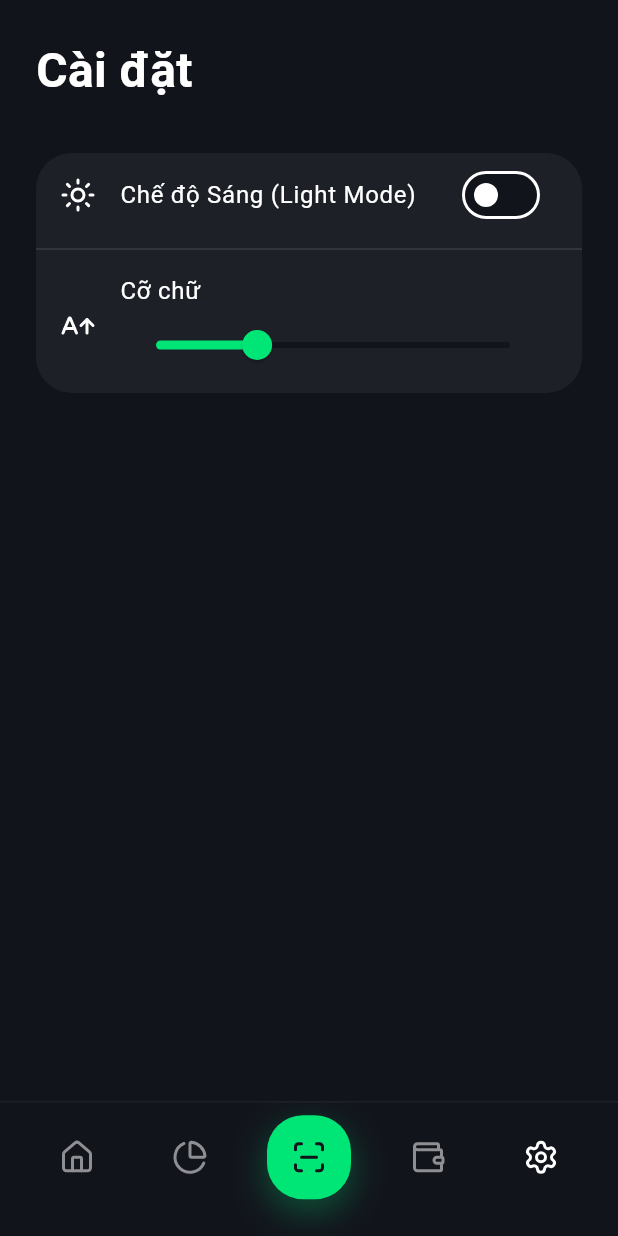
After one commit to trCongThanh/expense_manager_ocr, a Flutter app: the screen it shows after launch, item 5 of the bottom bar chosen, on a phone screen of 412 x 824 dp. The commit adds this screen. Run offline on Flutter 3.47's test engine with Material 3 defaults, Android fonts, the phone set to English and light mode, and no system bars; drawn by our look-alikes of flutter_animate; our stand-ins replace fl_chart, flutter_riverpod, google_generative_ai, hive_flutter, image_picker, lucide_icons_flutter and 2 more; missing offline and left inert: flutter_tesseract_ocr, google_mlkit_text_recognition; accounts and stored records are empty.

Commit message:
feat: Make bottom navigation interactive with Analytics, Wallet and Settings screens

```diff
--- a/lib/features/dashboard/dashboard_screen.dart
+++ b/lib/features/dashboard/dashboard_screen.dart
@@ -20,9 +20,7 @@ class DashboardScreen extends ConsumerWidget {
       backgroundColor: const Color(0xFF12141C),
       body: SafeArea(
         bottom: false,
-        child: Stack(
-          children: [
-            CustomScrollView(
+        child: CustomScrollView(
           physics: const BouncingScrollPhysics(),
           slivers: [
             _buildHeader(ref, isPrivacyMode),
@@ -31,9 +29,6 @@ class DashboardScreen extends ConsumerWidget {
             const SliverToBoxAdapter(
               child: SizedBox(height: 120),
             ),
-              ],
-            ),
-            _buildGlassBottomNav(context),
           ],
         ),
       ),
--- /dev/null
+++ b/lib/features/dashboard/main_screen.dart
@@ -0,0 +1,183 @@
+import 'dart:ui';
+import 'package:flutter/material.dart';
+import 'package:flutter_riverpod/flutter_riverpod.dart';
+import 'package:lucide_icons_flutter/lucide_icons.dart';
+import 'package:flutter_animate/flutter_animate.dart';
+import '../ocr/ocr_scanner_screen.dart';
+import 'dashboard_screen.dart';
+
+// Screens tạm thời
+class AnalyticsScreen extends StatelessWidget {
+  const AnalyticsScreen({super.key});
+  @override
+  Widget build(BuildContext context) => const Center(child: Text('Màn hình Phân tích (Analytics)', style: TextStyle(color: Colors.white, fontSize: 20)));
+}
+
+class WalletScreen extends StatelessWidget {
+  const WalletScreen({super.key});
+  @override
+  Widget build(BuildContext context) => const Center(child: Text('Màn hình Ví (Wallet)', style: TextStyle(color: Colors.white, fontSize: 20)));
+}
+
+// Provider quản lý chế độ (Demo)
+final lightModeProvider = StateProvider<bool>((ref) => false);
+final textSizeProvider = StateProvider<double>((ref) => 1.0);
+
+class SettingsScreen extends ConsumerWidget {
+  const SettingsScreen({super.key});
+  @override
+  Widget build(BuildContext context, WidgetRef ref) {
+    final isLight = ref.watch(lightModeProvider);
+    final textScale = ref.watch(textSizeProvider);
+
+    return SafeArea(
+      child: Padding(
+        padding: const EdgeInsets.all(24.0),
+        child: Column(
+          crossAxisAlignment: CrossAxisAlignment.start,
+          children: [
+            const Text('Cài đặt', style: TextStyle(color: Colors.white, fontSize: 32, fontWeight: FontWeight.bold)),
+            const SizedBox(height: 32),
+            Container(
+              decoration: BoxDecoration(
+                color: Colors.white.withOpacity(0.05),
+                borderRadius: BorderRadius.circular(24),
+              ),
+              child: Column(
+                children: [
+                  SwitchListTile(
+                    title: Text('Chế độ Sáng (Light Mode)', style: TextStyle(color: Colors.white, fontSize: 16 * textScale)),
+                    secondary: const Icon(LucideIcons.sun, color: Colors.white),
+                    value: isLight,
+                    onChanged: (val) => ref.read(lightModeProvider.notifier).state = val,
+                    activeColor: const Color(0xFF00E676),
+                  ),
+                  const Divider(color: Colors.white12),
+                  ListTile(
+                    title: Text('Cỡ chữ', style: TextStyle(color: Colors.white, fontSize: 16 * textScale)),
+                    subtitle: Slider(
+                      value: textScale,
+                      min: 0.8,
+                      max: 1.5,
+                      activeColor: const Color(0xFF00E676),
+                      onChanged: (val) => ref.read(textSizeProvider.notifier).state = val,
+                    ),
+                    leading: const Icon(LucideIcons.aArrowUp, color: Colors.white),
+                  ),
+                ],
+              ),
+            ),
+          ],
+        ),
+      ),
+    );
+  }
+}
+
+class MainScreen extends StatefulWidget {
+  const MainScreen({super.key});
+
+  @override
+  State<MainScreen> createState() => _MainScreenState();
+}
+
+class _MainScreenState extends State<MainScreen> {
+  int _selectedIndex = 0;
+
+  final List<Widget> _screens = [
+    const DashboardScreen(),
+    const AnalyticsScreen(),
+    const WalletScreen(),
+    const SettingsScreen(),
+  ];
+
+  @override
+  Widget build(BuildContext context) {
+    return Scaffold(
+      backgroundColor: const Color(0xFF12141C),
+      body: Stack(
+        children: [
+          IndexedStack(
+            index: _selectedIndex,
+            children: _screens,
+          ),
+          _buildGlassBottomNav(context),
+        ],
+      ),
+    );
+  }
+
+  Widget _buildGlassBottomNav(BuildContext context) {
+    return Positioned(
+      bottom: 0,
+      left: 0,
+      right: 0,
+      child: ClipRRect(
+        child: BackdropFilter(
+          filter: ImageFilter.blur(sigmaX: 20, sigmaY: 20),
+          child: Container(
+            height: 90,
+            padding: const EdgeInsets.only(bottom: 16),
+            decoration: BoxDecoration(
+              color: const Color(0xFF12141C).withOpacity(0.7),
+              border: Border(
+                top: BorderSide(color: Colors.white.withOpacity(0.05), width: 1),
+              ),
+            ),
+            child: Row(
+              mainAxisAlignment: MainAxisAlignment.spaceEvenly,
+              children: [
+                _buildNavItem(LucideIcons.home, 0),
+                _buildNavItem(LucideIcons.pieChart, 1),
+
+                GestureDetector(
+                  onTap: () {
+                    Navigator.push(
+                      context,
+                      MaterialPageRoute(builder: (context) => const OcrScannerScreen()),
+                    );
+                  },
+                  child: Container(
+                    height: 56,
+                    width: 56,
+                    decoration: BoxDecoration(
+                      color: const Color(0xFF00E676),
+                      borderRadius: BorderRadius.circular(24),
+                      boxShadow: [
+                        BoxShadow(
+                          color: const Color(0xFF00E676).withOpacity(0.3),
+                          blurRadius: 20,
+                          offset: const Offset(0, 8),
+                        )
+                      ],
+                    ),
+                    child: const Icon(
+                      LucideIcons.scanLine,
+                      color: Color(0xFF12141C),
+                      size: 24,
+                    ),
+                  ).animate(onPlay: (controller) => controller.repeat(reverse: true))
+                   .scale(begin: const Offset(1, 1), end: const Offset(1.05, 1.05), duration: 1.seconds),
+                ),
+
+                _buildNavItem(LucideIcons.wallet, 2),
+                _buildNavItem(LucideIcons.settings, 3),
+              ],
+            ),
+          ),
+        ),
+      ),
+    );
+  }
+
+  Widget _buildNavItem(IconData icon, int index) {
+    final isSelected = _selectedIndex == index;
+    return IconButton(
+      onPressed: () => setState(() => _selectedIndex = index),
+      icon: Icon(
+        icon,
+        color: isSelected ? Colors.white : const Color(0xFF8E8E93),
+      ),
+    );
+  }
+}
--- a/lib/main.dart
+++ b/lib/main.dart
@@ -1,7 +1,7 @@
 import 'package:flutter/material.dart';
 import 'package:flutter_riverpod/flutter_riverpod.dart';
 import 'package:hive_flutter/hive_flutter.dart';
-import 'features/dashboard/dashboard_screen.dart';
+import 'features/dashboard/main_screen.dart';
 
 void main() async {
   WidgetsFlutterBinding.ensureInitialized();
@@ -22,24 +22,35 @@ void main() async {
   );
 }
 
-class ExpenseManagerApp extends StatelessWidget {
+class ExpenseManagerApp extends ConsumerWidget {
   const ExpenseManagerApp({super.key});
 
   @override
-  Widget build(BuildContext context) {
+  Widget build(BuildContext context, WidgetRef ref) {
+    final isLight = ref.watch(lightModeProvider);
+    final textScale = ref.watch(textSizeProvider);
+
     return MaterialApp(
       title: 'Quản Lý Chi Tiêu OCR',
       theme: ThemeData(
         useMaterial3: true,
-        scaffoldBackgroundColor: const Color(0xFF12141C),
-        colorScheme: const ColorScheme.dark(
+        scaffoldBackgroundColor: isLight ? Colors.white : const Color(0xFF12141C),
+        colorScheme: isLight ? const ColorScheme.light(
+          primary: Color(0xFF00E676),
+          surface: Colors.white,
+          onSurface: Colors.black,
+        ) : const ColorScheme.dark(
           primary: Color(0xFF00E676),
           surface: Color(0xFF12141C),
           onSurface: Colors.white,
         ),
-        fontFamily: 'Roboto', // Sử dụng font mặc định hoặc import Google Fonts
+        textTheme: TextTheme(
+          bodyMedium: TextStyle(fontSize: 14 * textScale),
+          bodyLarge: TextStyle(fontSize: 16 * textScale),
+        ),
+        fontFamily: 'Roboto',
       ),
-      home: const DashboardScreen(),
+      home: const MainScreen(),
     );
   }
 }
```
Lines whose indentation alone changed are shown as unchanged.
